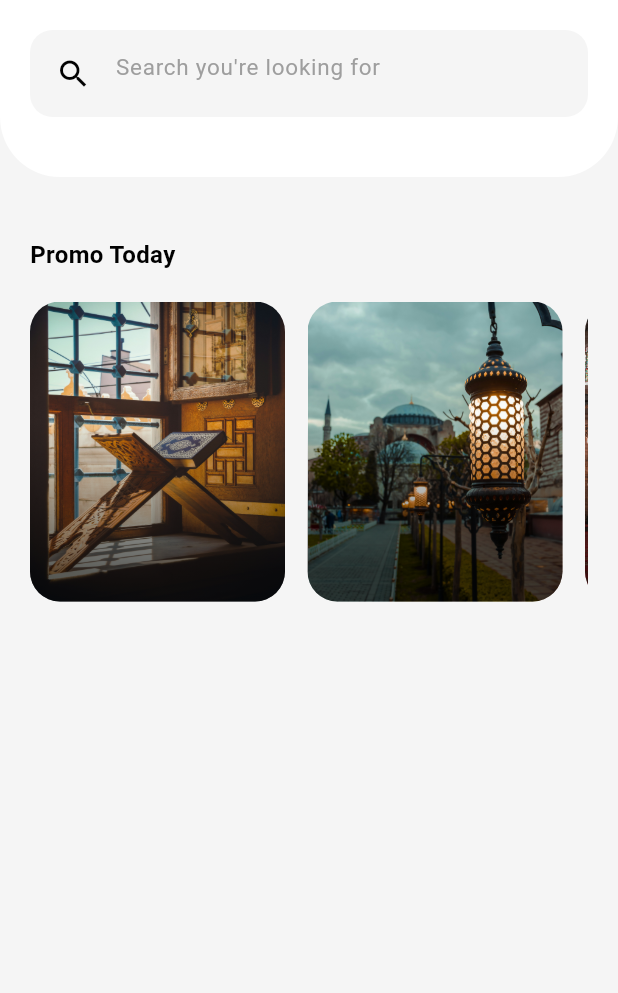
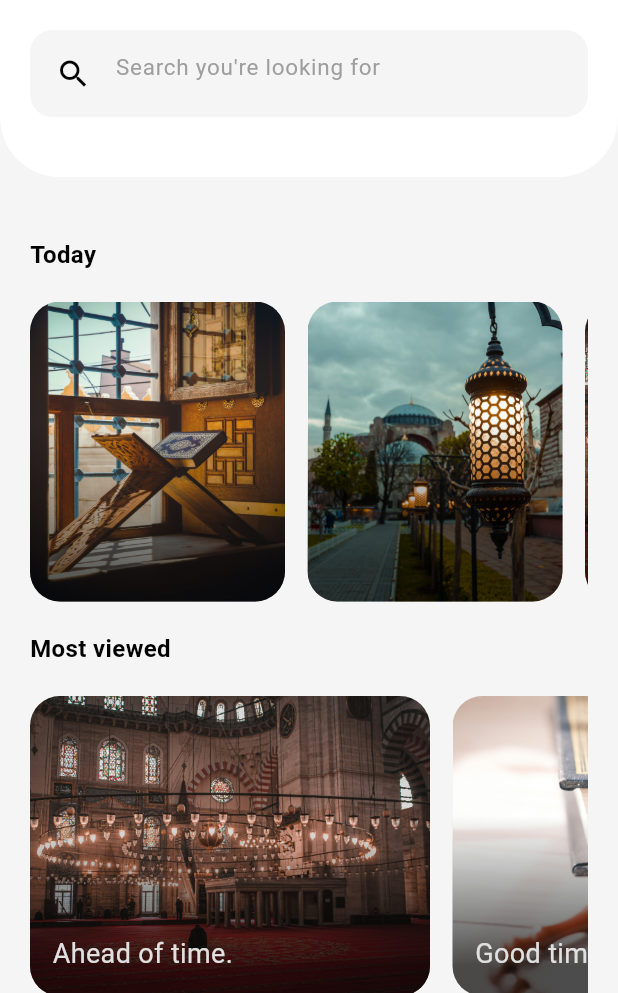
Before and after one commit to zaihcodes/flutter_inspiration_ui_app, a Flutter app: the screen it shows after launch, on a phone screen of 412 x 824 dp, the part 243-1236 px from its top. Run offline on Flutter 3.47's test engine with Material 3 defaults, Android fonts, the phone set to English and light mode, and no system bars.

Commit message:
added most viewed

```diff
--- a/lib/main.dart
+++ b/lib/main.dart
@@ -100,7 +100,7 @@ class HomeScreen extends StatelessWidget {
                   crossAxisAlignment: CrossAxisAlignment.start,
                   children: [
                     const Text(
-                      'Promo Today',
+                      "Today",
                       style: TextStyle(
                           color: Colors.black,
                           fontWeight: FontWeight.bold,
@@ -127,6 +127,40 @@ class HomeScreen extends StatelessWidget {
                         ],
                       ),
                     ),
+                    const SizedBox(
+                      height: 20,
+                    ),
+                    const Text(
+                      'Most viewed',
+                      style: TextStyle(
+                          color: Colors.black,
+                          fontWeight: FontWeight.bold,
+                          fontSize: 16),
+                    ),
+                    const SizedBox(
+                      height: 20,
+                    ),
+                    SizedBox(
+                      width: double.infinity,
+                      height: 200,
+                      child: ListView(
+                        scrollDirection: Axis.horizontal,
+                        children: [
+                          latestCart(
+                              'assets/images/image3.jpg', 'Ahead of time.'),
+                          const SizedBox(
+                            width: 15,
+                          ),
+                          latestCart('assets/images/image5.jpg',
+                              'Good times are ahead'),
+                          const SizedBox(
+                            width: 15,
+                          ),
+                          latestCart(
+                              'assets/images/image4.jpg', 'Best is yet to be'),
+                        ],
+                      ),
+                    )
                   ],
                 ),
               ),
@@ -161,4 +195,40 @@ class HomeScreen extends StatelessWidget {
       ),
     );
   }
+
+  Widget latestCart(String image, String text) {
+    return AspectRatio(
+      aspectRatio: 2 / 1.5,
+      child: Container(
+        decoration: BoxDecoration(
+          borderRadius: BorderRadius.circular(20),
+          image: DecorationImage(image: AssetImage(image), fit: BoxFit.cover),
+        ),
+        child: Container(
+          decoration: BoxDecoration(
+            borderRadius: BorderRadius.circular(20),
+            gradient: LinearGradient(
+              begin: Alignment.bottomCenter,
+              end: Alignment.topCenter,
+              stops: const [0.1, 0.6],
+              colors: [
+                Colors.black.withOpacity(0.7),
+                Colors.black.withOpacity(0)
+              ],
+            ),
+          ),
+          child: Align(
+            alignment: Alignment.bottomLeft,
+            child: Padding(
+              padding: const EdgeInsets.all(15),
+              child: Text(
+                text,
+                style: TextStyle(color: Colors.grey.shade300, fontSize: 18),
+              ),
+            ),
+          ),
+        ),
+      ),
+    );
+  }
 }
```
Also changed, not shown: 1 other file.
